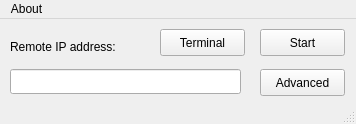
First picture: the form in ultragrid/gui/QT/UltraGrid.ui, repository CESNET/UltraGrid, before the edit.
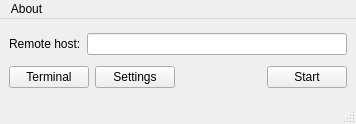
Second picture: the form after the edit.

```diff
--- a/ultragrid/gui/QT/UltraGrid.ui
+++ b/ultragrid/gui/QT/UltraGrid.ui
@@ -32,68 +32,76 @@
    <string>UltraGrid</string>
   </property>
   <widget class="QWidget" name="centralwidget">
-   <widget class="QLineEdit" name="address">
-    <property name="geometry">
-     <rect>
-      <x>10</x>
-      <y>50</y>
-      <width>231</width>
-      <height>25</height>
-     </rect>
-    </property>
-   </widget>
-   <widget class="QLabel" name="label">
-    <property name="geometry">
-     <rect>
-      <x>10</x>
-      <y>20</y>
-      <width>111</width>
-      <height>16</height>
-     </rect>
-    </property>
-    <property name="text">
-     <string>Remote IP address:</string>
-    </property>
-   </widget>
-   <widget class="QPushButton" name="pushButton_start">
-    <property name="geometry">
-     <rect>
-      <x>260</x>
-      <y>10</y>
-      <width>85</width>
-      <height>27</height>
-     </rect>
-    </property>
-    <property name="text">
-     <string>Start</string>
-    </property>
-   </widget>
-   <widget class="QPushButton" name="pushButton_advanced">
-    <property name="geometry">
-     <rect>
-      <x>260</x>
-      <y>50</y>
-      <width>85</width>
-      <height>27</height>
-     </rect>
-    </property>
-    <property name="text">
-     <string>Advanced</string>
-    </property>
-   </widget>
-   <widget class="QPushButton" name="pushButton_terminal">
-    <property name="geometry">
-     <rect>
-      <x>160</x>
-      <y>10</y>
-      <width>85</width>
-      <height>27</height>
-     </rect>
-    </property>
-    <property name="text">
-     <string>Terminal</string>
-    </property>
-   </widget>
+   <layout class="QVBoxLayout" name="verticalLayout">
+    <item>
+     <layout class="QHBoxLayout" name="horizontalLayout_2">
+      <item>
+       <widget class="QLabel" name="label">
+        <property name="toolTip">
+         <string/>
+        </property>
+        <property name="text">
+         <string>Remote host:</string>
+        </property>
+       </widget>
+      </item>
+      <item>
+       <widget class="QLineEdit" name="address">
+        <property name="toolTip">
+         <string>&lt;html&gt;&lt;head/&gt;&lt;body&gt;&lt;p&gt;Write a receiver address if we act as a sender (or both sender and receiver).&lt;/p&gt;&lt;p&gt;If this computer acts only as receiver, this field is optional but is recommended to fill in a sender address (for receiver reports).&lt;/p&gt;&lt;/body&gt;&lt;/html&gt;</string>
+        </property>
+       </widget>
+      </item>
+     </layout>
+    </item>
+    <item>
+     <layout class="QHBoxLayout" name="horizontalLayout">
+      <item>
+       <widget class="QPushButton" name="pushButton_terminal">
+        <property name="toolTip">
+         <string>Show UltraGrid output</string>
+        </property>
+        <property name="text">
+         <string>Terminal</string>
+        </property>
+       </widget>
+      </item>
+      <item>
+       <widget class="QPushButton" name="pushButton_advanced">
+        <property name="toolTip">
+         <string>Settings</string>
+        </property>
+        <property name="text">
+         <string>Settings</string>
+        </property>
+       </widget>
+      </item>
+      <item>
+       <spacer name="horizontalSpacer">
+        <property name="orientation">
+         <enum>Qt::Horizontal</enum>
+        </property>
+        <property name="sizeHint" stdset="0">
+         <size>
+          <width>40</width>
+          <height>20</height>
+         </size>
+        </property>
+       </spacer>
+      </item>
+      <item>
+       <widget class="QPushButton" name="pushButton_start">
+        <property name="toolTip">
+         <string>&lt;html&gt;&lt;head/&gt;&lt;body&gt;&lt;p&gt;Start UltraGrid&lt;/p&gt;&lt;p&gt;UltraGrid should have beed correctly set in a Settings dialog prior to starting it.&lt;/p&gt;&lt;/body&gt;&lt;/html&gt;</string>
+        </property>
+        <property name="text">
+         <string>Start</string>
+        </property>
+       </widget>
+      </item>
+     </layout>
+    </item>
+   </layout>
   </widget>
   <widget class="QStatusBar" name="statusbar"/>
   <widget class="QMenuBar" name="menubar">
```
